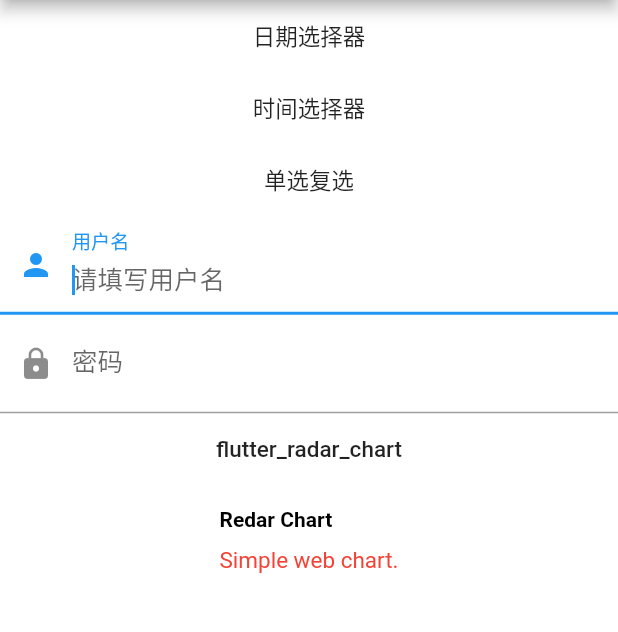
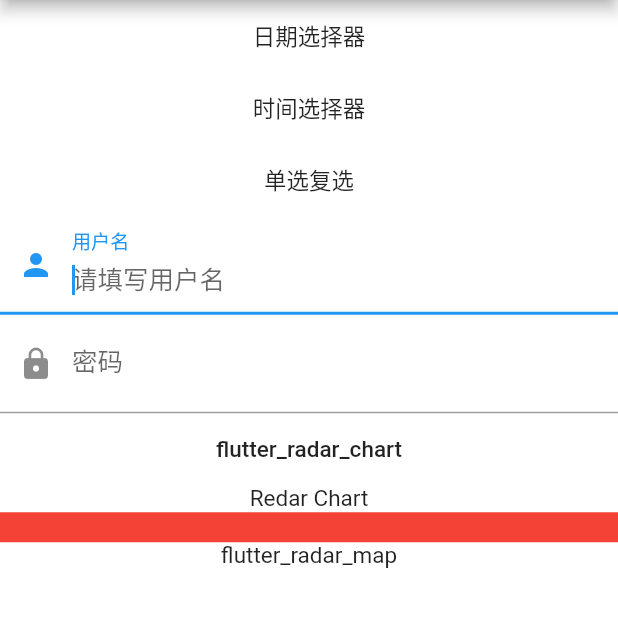
Before and after one commit to Mingriweiji-github/flutter-master, a Flutter app: the screen it shows after launch, on a phone screen of 412 x 824 dp, the part 84-716 px from its top. Run offline on Flutter 3.47's test engine with Material 2 defaults, Android fonts, the phone set to English and light mode, and no system bars; our stand-ins replace permission_handler; missing offline and left inert: flutter_radar_chart, mp_chart.

Commit message:
flutter_radar_map

```diff
--- a/flutter_widgets/lib/home_page.dart
+++ b/flutter_widgets/lib/home_page.dart
@@ -1,6 +1,7 @@
 
 import 'package:flutter/material.dart';
 import 'package:flutter_widgets/flutter_radar_chart.dart';
+import 'package:flutter_widgets/flutter_rader_map.dart';
 import 'package:flutter_widgets/switchAndCheckBox.dart';
 import 'mp_chart/MPChartRadar.dart';
 
@@ -116,40 +117,28 @@ class _HomePageState extends State<HomePage> {
                       })
                     );
                   },
-                child: Container(
-                  padding: EdgeInsets.symmetric(horizontal: 15.0),
-                  child: Container(
-                    padding: EdgeInsets.only(top: 15),
-                    child: Column(
-                      mainAxisSize: MainAxisSize.max,
-                      crossAxisAlignment: CrossAxisAlignment.start,
-                      children: <Widget>[
-                      Text(
-                      "Redar Chart",
-                      textDirection: TextDirection.ltr,
-                      textAlign: TextAlign.center,
-                      style: TextStyle(
-                          color: Colors.black,
-                          fontSize: 14,
-                          fontWeight: FontWeight.bold),
-                    ),
-                    Container(
-                      padding: EdgeInsets.only(top: 10, bottom: 15),
-                      child: Text(
-                        "Simple web chart.",
-                        textDirection: TextDirection.ltr,
-                        textAlign: TextAlign.center,
-                        style: TextStyle(
-                          color: Colors.red,
-                        ),
-                      ),
-                    ),
-                  ],
-                  ),
+                child: Text(
+                  "Redar Chart",
+                  textDirection: TextDirection.ltr,
+                  textAlign: TextAlign.center,
                 ),
-              ),
             ),
 
+            Container(
+              height: 20,
+              color: Colors.red,
+            ),
+
+            InkWell(
+              onTap: () {
+                Navigator.push(context,
+                  MaterialPageRoute(builder: (context) {
+                    return Flutter_Radar_Map();
+                  })
+                );
+              },
+              child: Text("flutter_radar_map"),
+            )
           ],
         ),
       ),
```
Also changed, not shown: flutter_widgets/lib/flutter_rader_map.dart (added, +207 -0 lines).
